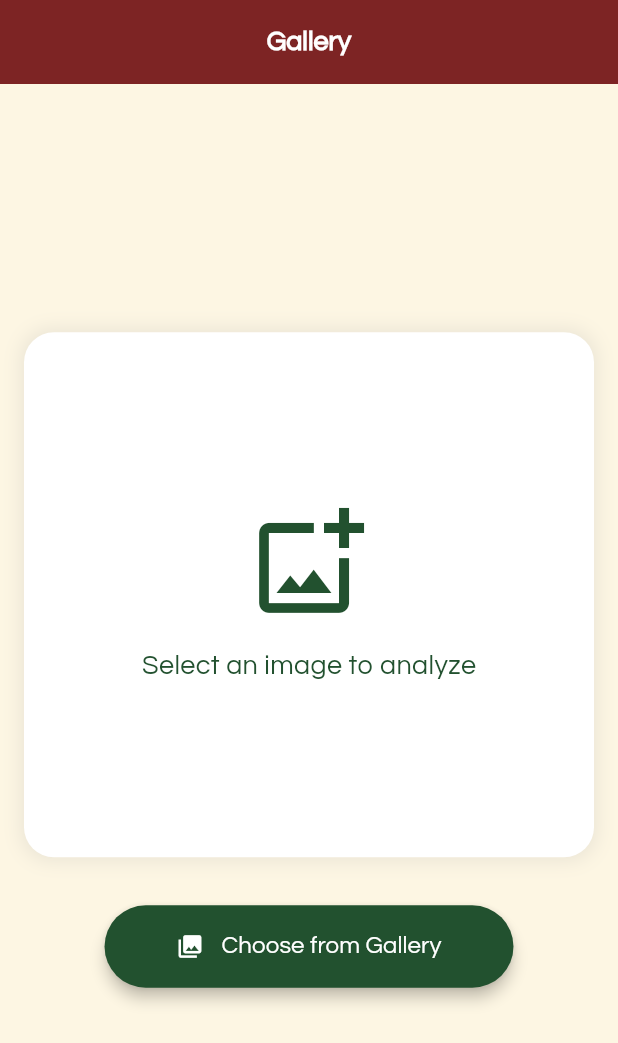
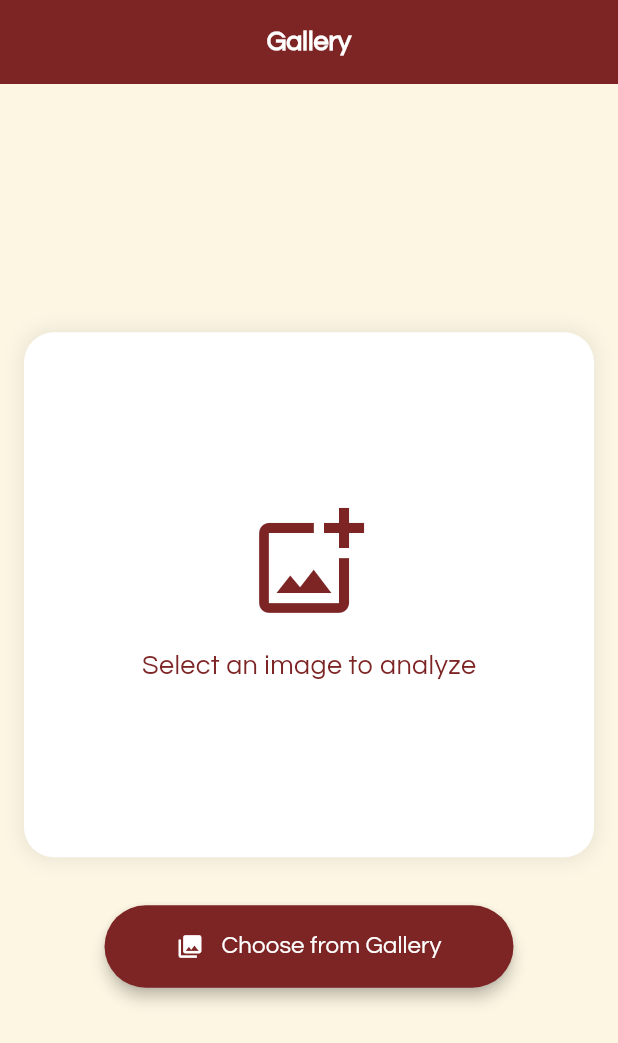
Before and after one commit to yanisa24414/TomatoCare, a Flutter app: the GalleryScreenMember screen opened directly, on a phone screen of 412 x 824 dp. Shown: the top 1043 px of the screen. Run offline on Flutter 3.47's test engine with Material 3 defaults, Android fonts, the phone set to English and light mode, and no system bars; our stand-ins replace camera, image_picker, permission_handler, shared_preferences, sqflite, supabase_flutter; accounts and stored records are empty.

Commit message:
Update gallery_screen_member.dart

```diff
--- a/myapp/lib/screens/member/gallery_screen_member.dart
+++ b/myapp/lib/screens/member/gallery_screen_member.dart
@@ -82,13 +82,13 @@ class _GalleryScreenMemberState extends State<GalleryScreenMember> {
                         Icon(
                           Icons.add_photo_alternate_outlined,
                           size: 80,
-                          color: Color(0xFF22512F),
+                          color: Color(0xFF7D2424),
                         ),
                         SizedBox(height: 16),
                         Text(
                           "Select an image to analyze",
                           style: TextStyle(
-                            color: Color(0xFF22512F),
+                            color: Color(0xFF7D2424),
                             fontSize: 18,
                             fontFamily: 'Questrial',
                           ),
@@ -100,7 +100,7 @@ class _GalleryScreenMemberState extends State<GalleryScreenMember> {
             ElevatedButton(
               onPressed: _pickImage,
               style: ElevatedButton.styleFrom(
-                backgroundColor: const Color(0xFF22512F),
+                backgroundColor: const Color(0xFF7D2424),
                 padding:
                     const EdgeInsets.symmetric(horizontal: 48, vertical: 16),
                 shape: RoundedRectangleBorder(
```
